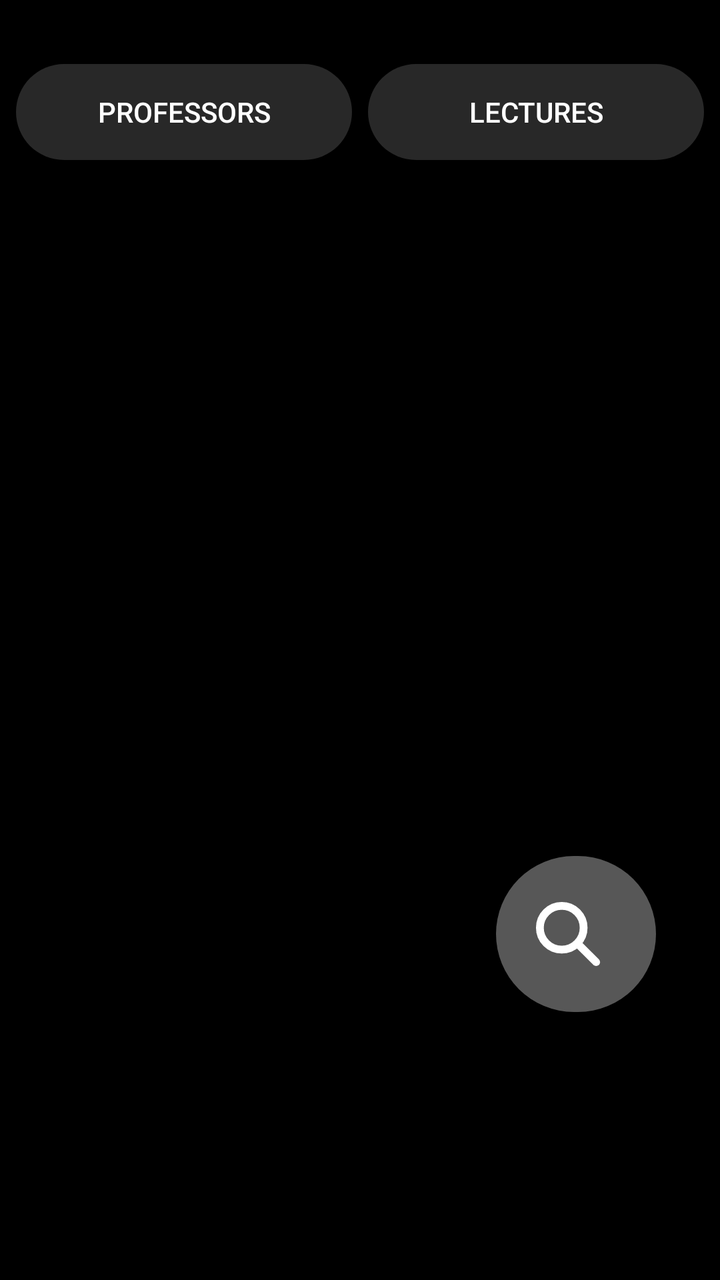
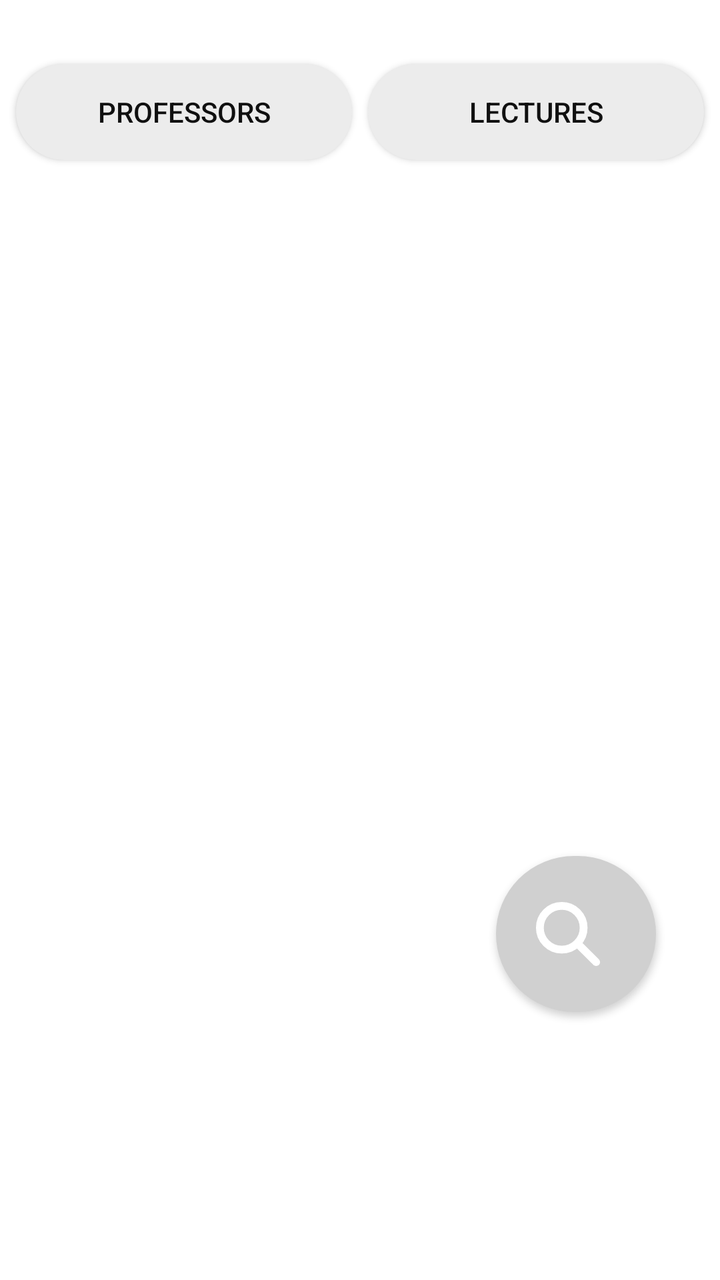

An Android layout rendered at two revisions. The XML below is the earlier revision; the diff shows what the commit changed to produce the second picture.
<!-- AndroidManifest.xml: application theme Theme.MyApplication_Java -->
<!-- res/layout/fragment_search.xml -->
<?xml version="1.0" encoding="utf-8"?>
<androidx.constraintlayout.widget.ConstraintLayout
    xmlns:android="http://schemas.android.com/apk/res/android"
    xmlns:app="http://schemas.android.com/apk/res-auto"
    xmlns:tools="http://schemas.android.com/tools"
    android:id="@+id/searchRoot"
    android:layout_width="match_parent"
    android:layout_height="match_parent"
    android:background="#000000">

    <androidx.appcompat.widget.AppCompatButton
        android:id="@+id/profsButton"
        android:layout_width="0dp"
        android:layout_height="wrap_content"
        android:layout_marginStart="8dp"
        android:layout_marginTop="32dp"
        android:layout_marginEnd="4dp"
        android:background="@drawable/custom_tab_background"
        android:backgroundTint="@null"
        android:text="Professors"
        android:textColor="@color/custom_tab_text_color"
        app:backgroundTint="@null"
        app:cornerRadius="24dp"
        app:layout_constraintEnd_toStartOf="@id/lecturesButton"
        app:layout_constraintHorizontal_weight="1"
        app:layout_constraintStart_toStartOf="parent"
        app:layout_constraintTop_toTopOf="parent" />

    <androidx.appcompat.widget.AppCompatButton
        android:id="@+id/lecturesButton"
        android:layout_width="0dp"
        android:layout_height="wrap_content"
        android:layout_marginStart="4dp"
        android:layout_marginTop="32dp"
        android:layout_marginEnd="8dp"
        android:background="@drawable/custom_tab_background"
        android:backgroundTint="@null"
        android:text="Lectures"
        android:textColor="@color/custom_tab_text_color"
        app:backgroundTint="@null"
        app:cornerRadius="24dp"
        app:layout_constraintEnd_toEndOf="parent"
        app:layout_constraintHorizontal_weight="1"
        app:layout_constraintStart_toEndOf="@id/profsButton"
        app:layout_constraintTop_toTopOf="parent" />

    <androidx.viewpager2.widget.ViewPager2
        android:id="@+id/searchViewPager"
        android:layout_width="0dp"
        android:layout_height="0dp"
        app:layout_constraintTop_toBottomOf="@id/profsButton"
        app:layout_constraintBottom_toBottomOf="parent"
        app:layout_constraintStart_toStartOf="parent"
        app:layout_constraintEnd_toEndOf="parent" />

    <com.google.android.material.button.MaterialButton
        android:id="@+id/search_button"
        android:layout_width="80dp"
        android:layout_height="90dp"
        android:layout_marginEnd="32dp"
        android:layout_marginBottom="128dp"
        app:backgroundTint="#575757"
        app:cornerRadius="48dp"
        app:icon="@drawable/search_icon"
        app:iconGravity="textStart"
        app:iconSize="50dp"
        app:iconTint="@android:color/white"
        app:layout_constraintBottom_toBottomOf="parent"
        app:layout_constraintEnd_toEndOf="parent" />

    <LinearLayout
        android:id="@+id/searchBar"
        android:layout_width="0dp"
        android:layout_height="wrap_content"
        android:orientation="horizontal"
        android:paddingStart="16dp"
        android:paddingEnd="16dp"
        android:paddingTop="8dp"
        android:paddingBottom="8dp"
        android:background="#000000"
        android:visibility="gone"
        app:layout_constraintBottom_toBottomOf="parent"
        app:layout_constraintStart_toStartOf="parent"
        app:layout_constraintEnd_toEndOf="parent">

        <EditText
            android:id="@+id/searchInput"
            android:layout_width="0dp"
            android:layout_height="48dp"
            android:layout_weight="1"
            android:hint="Search"
            android:singleLine="true"
            android:textColor="#FFFFFF"
            android:textColorHint="#AAAAAA"
            android:backgroundTint="#575757" />

        <ImageButton
            android:id="@+id/clearSearchButton"
            android:layout_width="48dp"
            android:layout_height="48dp"
            android:background="@android:color/transparent"
            android:src="@android:drawable/ic_menu_close_clear_cancel"
            app:tint="#FFFFFF" />

    </LinearLayout>

</androidx.constraintlayout.widget.ConstraintLayout>
<!-- resources referenced by this layout -->
<resources>
  <!-- drawable custom_tab_background (drawable) -->
  <?xml version="1.0" encoding="utf-8"?>
  <selector xmlns:android="http://schemas.android.com/apk/res/android">
  
      
      <item android:state_selected="true">
          <shape android:shape="rectangle">
              <solid android:color="@color/selected_tab_color" />
              <corners android:radius="24dp" />
          </shape>
      </item>
  
      
      <item>
          <shape android:shape="rectangle">
              <solid android:color="@color/unselected_tab_color" />
              <corners android:radius="24dp" />
          </shape>
      </item>
  
  </selector>
  <!-- drawable search_icon (drawable) -->
  <vector xmlns:android="http://schemas.android.com/apk/res/android"
      android:width="28dp"
      android:height="28dp"
      android:viewportWidth="64"
      android:viewportHeight="64">
    <path
        android:pathData="M28,28m-14,0a14,14 0,1 1,28 0a14,14 0,1 1,-28 0"
        android:strokeWidth="5"
        android:fillColor="#00000000"
        android:strokeColor="@color/black"/>
    <path
        android:pathData="M38,38L50,50"
        android:strokeWidth="5"
        android:fillColor="#00000000"
        android:strokeColor="@color/black"
        android:strokeLineCap="round"/>
  </vector>
  <style name="Theme.MyApplication_Java" parent="Theme.MaterialComponents.DayNight.NoActionBar">
          
          <item name="colorPrimary">@color/purple_500</item>
          <item name="colorPrimaryVariant">@color/purple_700</item>
          <item name="colorOnPrimary">@color/white</item>
          
          <item name="colorSecondary">@color/teal_200</item>
          <item name="colorSecondaryVariant">@color/teal_700</item>
          <item name="colorOnSecondary">@color/black</item>
          
          <item name="android:statusBarColor">?attr/colorPrimaryVariant</item>
          
      </style>
  <color name="selected_tab_color">#575757</color>
  <color name="unselected_tab_color">#282828</color>
  <color name="black">#FF000000</color>
  <color name="purple_500">#FF6200EE</color>
  <color name="purple_700">#FF3700B3</color>
  <color name="white">#FFFFFFFF</color>
  <color name="teal_200">#FF03DAC5</color>
  <color name="teal_700">#FF018786</color>
</resources>

<!-- the commit's change to res/layout/fragment_search.xml (unified diff, before → after) -->
@@ -6,7 +6,7 @@
     android:id="@+id/searchRoot"
     android:layout_width="match_parent"
     android:layout_height="match_parent"
-    android:background="#000000">
+    android:background="@color/surface">
 
     <androidx.appcompat.widget.AppCompatButton
         android:id="@+id/profsButton"
@@ -59,7 +59,7 @@
         android:layout_height="90dp"
         android:layout_marginEnd="32dp"
         android:layout_marginBottom="128dp"
-        app:backgroundTint="#575757"
+        app:backgroundTint="@color/surface_container_high"
         app:cornerRadius="48dp"
         app:icon="@drawable/search_icon"
         app:iconGravity="textStart"
@@ -77,7 +77,7 @@
         android:paddingEnd="16dp"
         android:paddingTop="8dp"
         android:paddingBottom="8dp"
-        android:background="#000000"
+        android:background="@color/surface"
         android:visibility="gone"
         app:layout_constraintBottom_toBottomOf="parent"
         app:layout_constraintStart_toStartOf="parent"
@@ -90,9 +90,9 @@
             android:layout_weight="1"
             android:hint="Search"
             android:singleLine="true"
-            android:textColor="#FFFFFF"
-            android:textColorHint="#AAAAAA"
-            android:backgroundTint="#575757" />
+            android:textColor="@color/text_primary"
+            android:textColorHint="@color/text_muted"
+            android:backgroundTint="@color/surface_container_high" />
 
         <ImageButton
             android:id="@+id/clearSearchButton"
@@ -100,7 +100,7 @@
             android:layout_height="48dp"
             android:background="@android:color/transparent"
             android:src="@android:drawable/ic_menu_close_clear_cancel"
-            app:tint="#FFFFFF" />
+            app:tint="@color/icon_tint" />
 
     </LinearLayout>
 
<!-- resource entries referenced after the edit -->
@@ -1,5 +1,10 @@
 <!-- resources referenced by this layout -->
 <resources>
+  <color name="icon_tint">#FF101010</color>
+  <color name="surface">#FFFFFFFF</color>
+  <color name="surface_container_high">#FFD0D0D0</color>
+  <color name="text_muted">#FF5F5D5D</color>
+  <color name="text_primary">#FF101010</color>
   <!-- drawable custom_tab_background (drawable) -->
   <?xml version="1.0" encoding="utf-8"?>
   <selector xmlns:android="http://schemas.android.com/apk/res/android">
@@ -31,34 +36,43 @@
         android:pathData="M28,28m-14,0a14,14 0,1 1,28 0a14,14 0,1 1,-28 0"
         android:strokeWidth="5"
         android:fillColor="#00000000"
-        android:strokeColor="@color/black"/>
+        android:strokeColor="@color/icon_tint"/>
     <path
         android:pathData="M38,38L50,50"
         android:strokeWidth="5"
         android:fillColor="#00000000"
-        android:strokeColor="@color/black"
+        android:strokeColor="@color/icon_tint"
         android:strokeLineCap="round"/>
   </vector>
   <style name="Theme.MyApplication_Java" parent="Theme.MaterialComponents.DayNight.NoActionBar">
           
-          <item name="colorPrimary">@color/purple_500</item>
-          <item name="colorPrimaryVariant">@color/purple_700</item>
-          <item name="colorOnPrimary">@color/white</item>
+          <item name="colorPrimary">@color/text_primary</item>
+          <item name="colorPrimaryVariant">@color/text_primary</item>
+          <item name="colorOnPrimary">@color/text_on_inverse</item>
+          <item name="colorSecondary">@color/text_primary</item>
+          <item name="colorSecondaryVariant">@color/text_primary</item>
+          <item name="colorOnSecondary">@color/text_on_inverse</item>
+  
           
-          <item name="colorSecondary">@color/teal_200</item>
-          <item name="colorSecondaryVariant">@color/teal_700</item>
-          <item name="colorOnSecondary">@color/black</item>
+          <item name="android:windowBackground">@color/surface</item>
+          <item name="colorSurface">@color/surface_container</item>
+          <item name="colorOnSurface">@color/text_primary</item>
+          <item name="colorError">@color/danger</item>
+          <item name="colorOnError">@color/text_on_inverse</item>
+  
+          <item name="android:textColorPrimary">@color/text_primary</item>
+          <item name="android:textColorSecondary">@color/text_muted</item>
+          <item name="android:textColorHint">@color/text_hint</item>
+  
           
-          <item name="android:statusBarColor">?attr/colorPrimaryVariant</item>
-          
+          <item name="android:statusBarColor">@android:color/transparent</item>
+          <item name="android:navigationBarColor">@android:color/transparent</item>
       </style>
-  <color name="selected_tab_color">#575757</color>
-  <color name="unselected_tab_color">#282828</color>
-  <color name="black">#FF000000</color>
-  <color name="purple_500">#FF6200EE</color>
-  <color name="purple_700">#FF3700B3</color>
-  <color name="white">#FFFFFFFF</color>
-  <color name="teal_200">#FF03DAC5</color>
-  <color name="teal_700">#FF018786</color>
+  <color name="selected_tab_color">#FFD9D9D9</color>
+  <color name="unselected_tab_color">#FFECECEC</color>
+  <color name="text_on_inverse">#FFFFFFFF</color>
+  <color name="surface_container">#FFE8E8E8</color>
+  <color name="danger">#FFB3261E</color>
+  <color name="text_hint">#FF8A8A8A</color>
 </resources>
 
